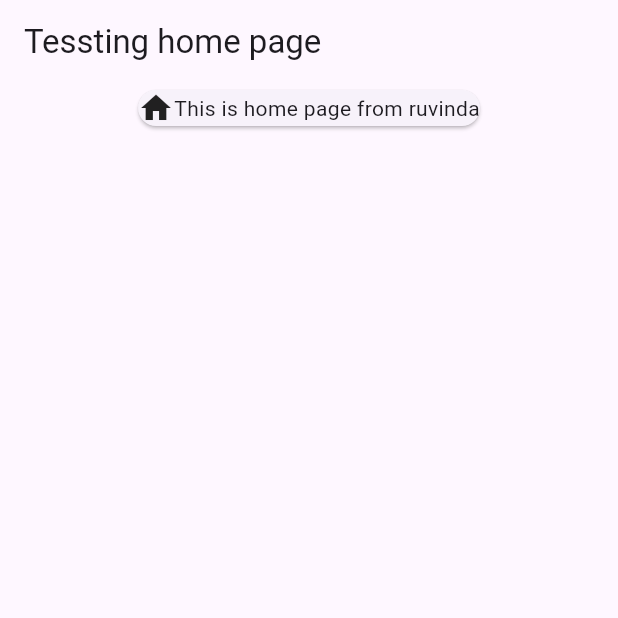
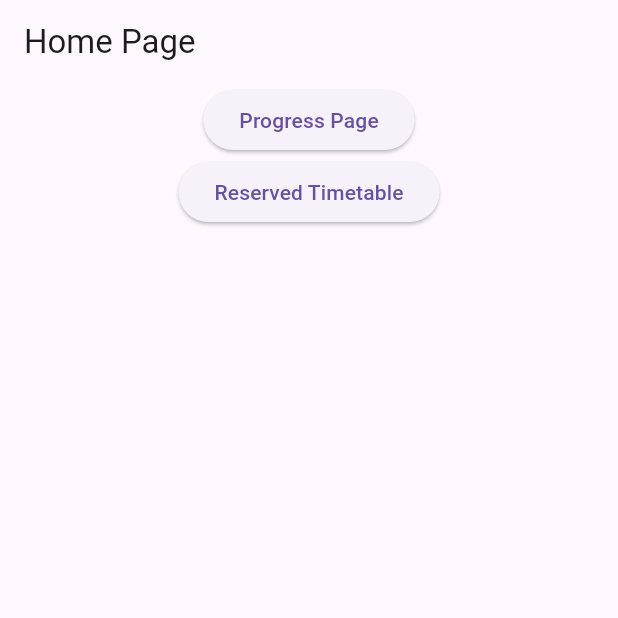
Before and after one commit to rudill/Mobile-app-for-Dambulla-Economic-Center, a Flutter app: the screen it shows after launch, on a phone screen of 412 x 824 dp, the top half of it. Run offline on Flutter 3.47's test engine with Material 3 defaults, Android fonts, the phone set to English and light mode, and no system bars.

Commit message:
Add routing to pages

```diff
--- a/lib/homeScreen.dart
+++ b/lib/homeScreen.dart
@@ -1,3 +1,5 @@
+import 'package:dec_app/OngoingOrders.dart';
+import 'package:dec_app/ReservedTimeTable.dart';
 import 'package:flutter/material.dart';
 
 class HomeScreen extends StatelessWidget {
@@ -7,28 +9,30 @@ class HomeScreen extends StatelessWidget {
   Widget build(BuildContext context) {
     return Scaffold(
       appBar: AppBar(
-        title: const Text('Tessting home page'),
+        title: const Text('Home Page'),
       ),
-      body: const Column(
+      body:  Column(
         children: [
           Align(
             alignment: Alignment.center,
-            child: Card(
+
               child: Column(
                 children: [
-                  Row(
-                    mainAxisSize: MainAxisSize.min,
-                    children: [
-                      Icon(
-                        Icons.home,
-                      ),
-                      Text('This is home page from ruvinda'),
-
-                    ],
-                  )
+                ElevatedButton(onPressed: (){
+                  Navigator.push(
+                    context,
+                    MaterialPageRoute(builder: (context) => OngoingOrders()),
+                  );
+                }, child: Text("Progress Page")),
+                  ElevatedButton(onPressed: (){
+                    Navigator.push(
+                      context,
+                      MaterialPageRoute(builder: (context) => ReservedTimeSlots()),
+                    );
+                  }, child: Text("Reserved Timetable"))
                 ],
               ),
-            ),
+
           )
         ],
       ),
--- a/lib/main.dart
+++ b/lib/main.dart
@@ -13,6 +13,7 @@ class Home extends StatelessWidget {
   @override
   Widget build(BuildContext context) {
     return const MaterialApp(
+      debugShowCheckedModeBanner: false,
       home: HomeScreen(),
     );
   }
```
